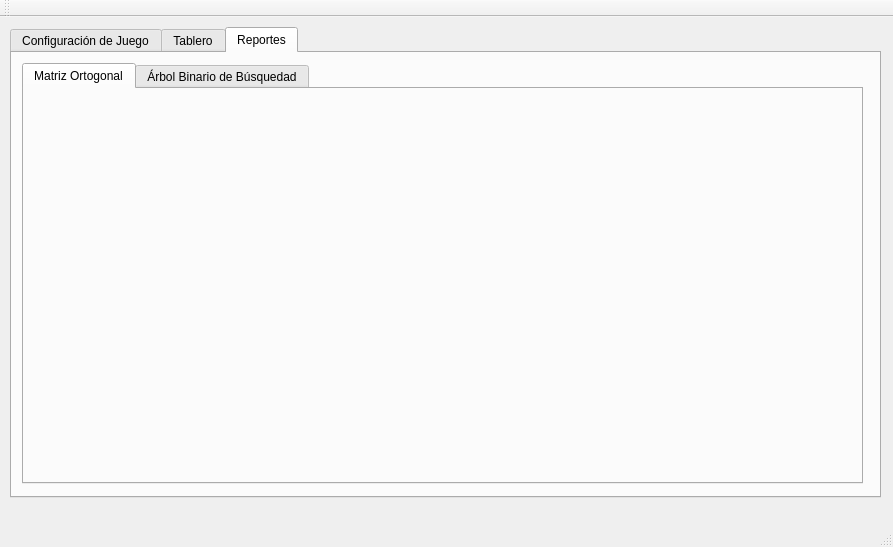
ricardcutzh/EDD_Junio, file Proyectos/Proyecto1/Ajedrez3D/mainwindow.ui: the form before one commit.
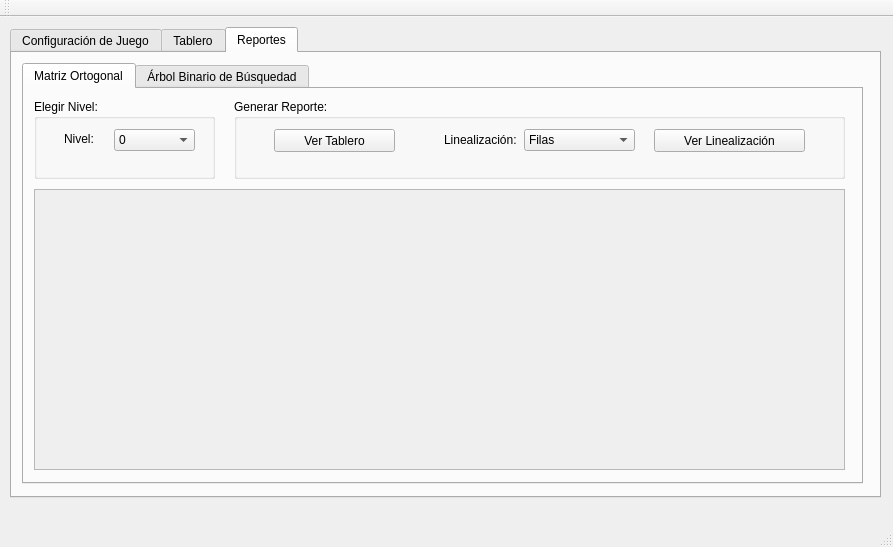
The form after the commit. The open tabs and pages were chosen to show the change. Icons and pictures are not drawn.

Commit message:
Interfaz y Reportes Full
Falta movimiento de piezas

Diff of the .ui file:
```diff
--- a/Proyectos/Proyecto1/Ajedrez3D/mainwindow.ui
+++ b/Proyectos/Proyecto1/Ajedrez3D/mainwindow.ui
@@ -567,6 +567,152 @@
        <attribute name="title">
         <string>Matriz Ortogonal</string>
        </attribute>
+       <widget class="QGroupBox" name="groupBox_7">
+        <property name="geometry">
+         <rect>
+          <x>10</x>
+          <y>10</y>
+          <width>181</width>
+          <height>80</height>
+         </rect>
+        </property>
+        <property name="title">
+         <string>Elegir Nivel:</string>
+        </property>
+        <widget class="QLabel" name="label_14">
+         <property name="geometry">
+          <rect>
+           <x>30</x>
+           <y>30</y>
+           <width>47</width>
+           <height>20</height>
+          </rect>
+         </property>
+         <property name="text">
+          <string>Nivel:</string>
+         </property>
+        </widget>
+        <widget class="QComboBox" name="ComboLevel">
+         <property name="geometry">
+          <rect>
+           <x>80</x>
+           <y>30</y>
+           <width>81</width>
+           <height>22</height>
+          </rect>
+         </property>
+         <item>
+          <property name="text">
+           <string>0</string>
+          </property>
+         </item>
+         <item>
+          <property name="text">
+           <string>1</string>
+          </property>
+         </item>
+         <item>
+          <property name="text">
+           <string>2</string>
+          </property>
+         </item>
+        </widget>
+       </widget>
+       <widget class="QGroupBox" name="groupBox_8">
+        <property name="geometry">
+         <rect>
+          <x>210</x>
+          <y>10</y>
+          <width>611</width>
+          <height>80</height>
+         </rect>
+        </property>
+        <property name="title">
+         <string>Generar Reporte:</string>
+        </property>
+        <widget class="QPushButton" name="pushButton_8">
+         <property name="geometry">
+          <rect>
+           <x>40</x>
+           <y>30</y>
+           <width>121</width>
+           <height>23</height>
+          </rect>
+         </property>
+         <property name="text">
+          <string>Ver Tablero</string>
+         </property>
+        </widget>
+        <widget class="QLabel" name="label_15">
+         <property name="geometry">
+          <rect>
+           <x>210</x>
+           <y>30</y>
+           <width>81</width>
+           <height>21</height>
+          </rect>
+         </property>
+         <property name="text">
+          <string>Linealización:</string>
+         </property>
+        </widget>
+        <widget class="QComboBox" name="ComboLinea">
+         <property name="geometry">
+          <rect>
+           <x>290</x>
+           <y>30</y>
+           <width>111</width>
+           <height>22</height>
+          </rect>
+         </property>
+         <item>
+          <property name="text">
+           <string>Filas</string>
+          </property>
+         </item>
+         <item>
+          <property name="text">
+           <string>Columnas</string>
+          </property>
+         </item>
+        </widget>
+        <widget class="QPushButton" name="pushButton_9">
+         <property name="geometry">
+          <rect>
+           <x>420</x>
+           <y>30</y>
+           <width>151</width>
+           <height>23</height>
+          </rect>
+         </property>
+         <property name="text">
+          <string>Ver Linealización</string>
+         </property>
+        </widget>
+       </widget>
+       <widget class="QScrollArea" name="MatrizView">
+        <property name="geometry">
+         <rect>
+          <x>10</x>
+          <y>100</y>
+          <width>811</width>
+          <height>281</height>
+         </rect>
+        </property>
+        <property name="widgetResizable">
+         <bool>true</bool>
+        </property>
+        <widget class="QWidget" name="scrollAreaWidgetContents_2">
+         <property name="geometry">
+          <rect>
+           <x>0</x>
+           <y>0</y>
+           <width>809</width>
+           <height>279</height>
+          </rect>
+         </property>
+        </widget>
+       </widget>
       </widget>
       <widget class="QWidget" name="tab_5">
        <attribute name="icon">
```
Left out of the diff: 8 changed lines with no effect on the pictures. The commit also changes 82 other files.
